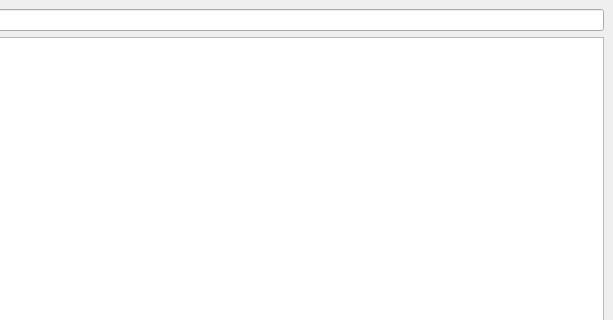
This is wui/src/mainwindow.ui in kabamot/Zyrlo as Qt 5 draws it before an edit; both pictures show x 459 to 1072 and y 0 to 320 of the 1072 by 808 pixel window. The edited form follows.
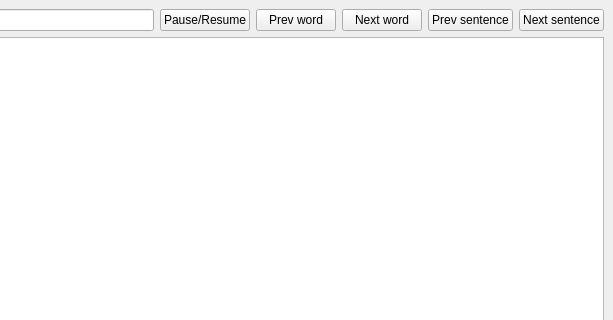
This is the edited form.

Commit message: Pause/Resume implemented

What changed in the file:
```diff
--- a/wui/src/mainwindow.ui
+++ b/wui/src/mainwindow.ui
@@ -34,6 +34,41 @@
       <item>
        <widget class="QLineEdit" name="fileNameLineEdit"/>
       </item>
+      <item>
+       <widget class="QPushButton" name="pauseButton">
+        <property name="text">
+         <string>Pause/Resume</string>
+        </property>
+       </widget>
+      </item>
+      <item>
+       <widget class="QPushButton" name="backWordButton">
+        <property name="text">
+         <string>Prev word</string>
+        </property>
+       </widget>
+      </item>
+      <item>
+       <widget class="QPushButton" name="nextWordButton">
+        <property name="text">
+         <string>Next word</string>
+        </property>
+       </widget>
+      </item>
+      <item>
+       <widget class="QPushButton" name="backSentenceButton">
+        <property name="text">
+         <string>Prev sentence</string>
+        </property>
+       </widget>
+      </item>
+      <item>
+       <widget class="QPushButton" name="nextSentenceButton">
+        <property name="text">
+         <string>Next sentence</string>
+        </property>
+       </widget>
+      </item>
      </layout>
     </item>
     <item>
```
The commit also changes 7 other files.
